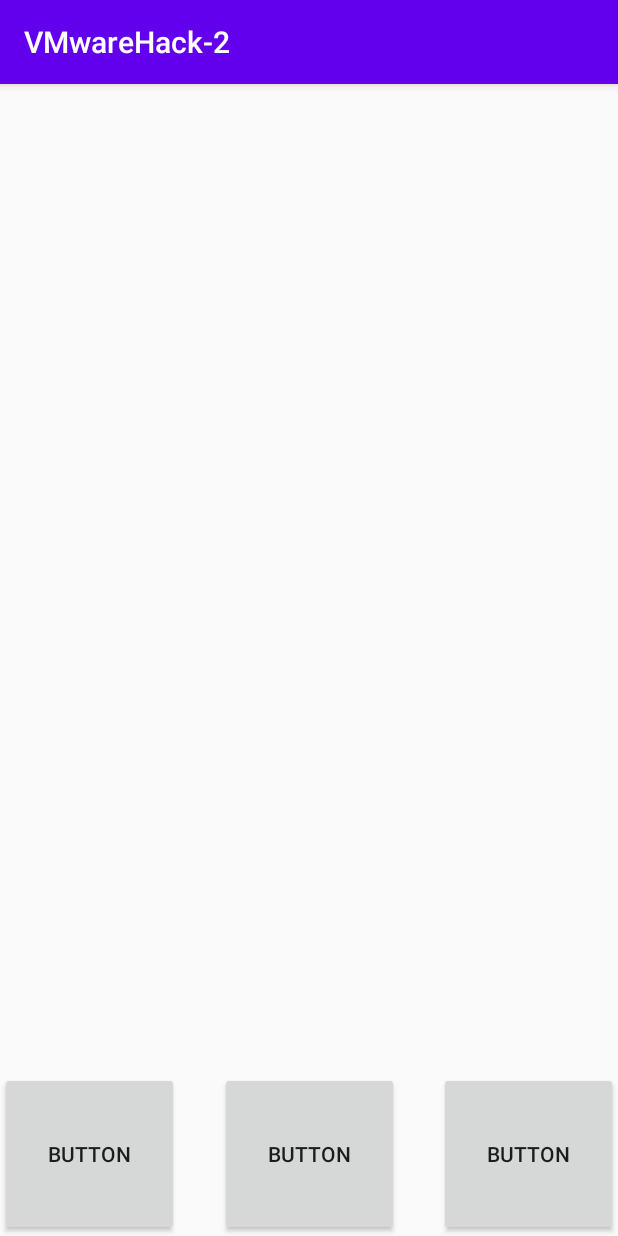
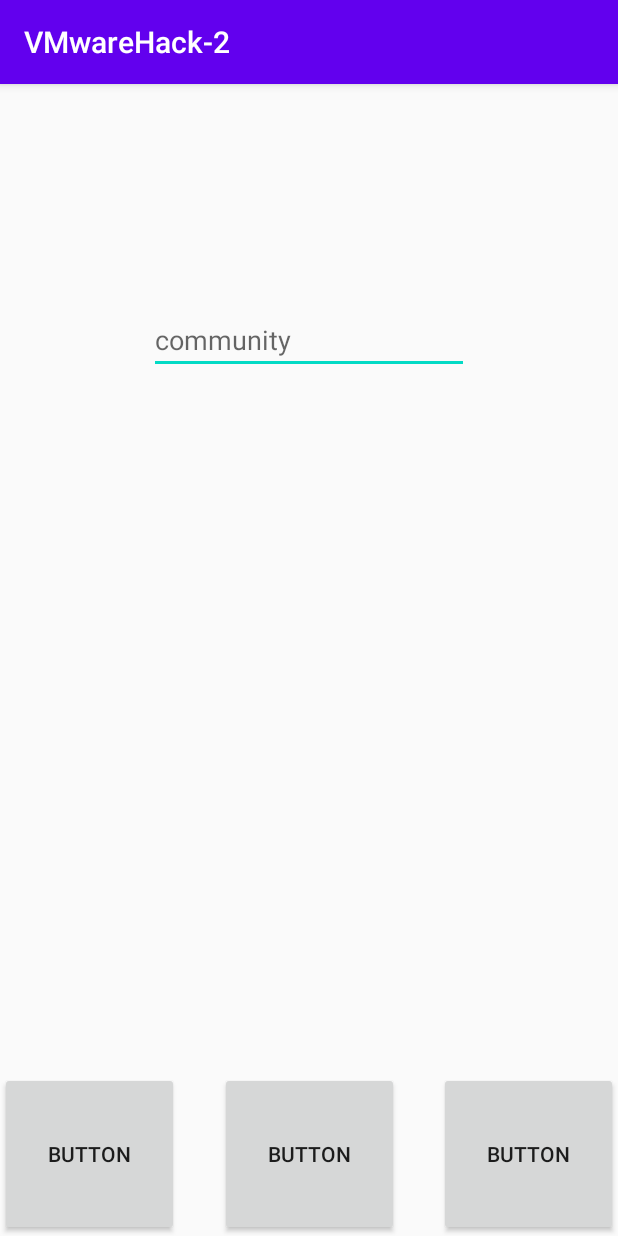
Before and after one commit to eileenchang/VMwareHack-2, an Android app: the Community screen opened directly, with no data from a screen before it, on a phone screen of 412 x 824 dp. Run offline under Robolectric (Android 15) with nearby library versions, the phone set to English and light mode, and no system bars.

Commit message:
maybe the community buttons are working

```diff
--- a/app/src/main/java/com/example/vmwarehack_2/Community.java
+++ b/app/src/main/java/com/example/vmwarehack_2/Community.java
@@ -2,7 +2,10 @@ package com.example.vmwarehack_2;
 
 import androidx.appcompat.app.AppCompatActivity;
 
+import android.content.Intent;
 import android.os.Bundle;
+import android.view.View;
+import android.widget.Button;
 
 public class Community extends AppCompatActivity {
 
@@ -10,5 +13,21 @@ public class Community extends AppCompatActivity {
     protected void onCreate(Bundle savedInstanceState) {
         super.onCreate(savedInstanceState);
         setContentView(R.layout.activity_community);
+
+        Button home = (Button) findViewById(R.id.home_button);
+        home.setOnClickListener(new View.OnClickListener() {
+            @Override
+            public void onClick(View view) {
+                startActivity(new Intent(Community.this, MainActivity.class));
+            }
+        });
+
+        Button character = (Button) findViewById(R.id.character_button);
+        character.setOnClickListener(new View.OnClickListener() {
+            @Override
+            public void onClick(View view) {
+                startActivity(new Intent(Community.this, Character.class));
+            }
+        });
     }
 }
--- a/app/src/main/res/layout/activity_community.xml
+++ b/app/src/main/res/layout/activity_community.xml
@@ -7,7 +7,7 @@
     tools:context=".Community">
 
     <Button
-        android:id="@+id/button4"
+        android:id="@+id/home_button"
         android:layout_width="119dp"
         android:layout_height="109dp"
         android:layout_marginTop="621dp"
@@ -19,7 +19,7 @@
         app:layout_constraintVertical_bias="1.0" />
 
     <Button
-        android:id="@+id/button2"
+        android:id="@+id/character_button"
         android:layout_width="119dp"
         android:layout_height="109dp"
         android:layout_marginTop="621dp"
@@ -39,4 +39,16 @@
         app:layout_constraintEnd_toEndOf="parent"
         app:layout_constraintTop_toTopOf="parent"
         app:layout_constraintVertical_bias="1.0" />
+
+    <EditText
+        android:id="@+id/editTextTextPersonName"
+        android:layout_width="wrap_content"
+        android:layout_height="wrap_content"
+        android:layout_marginBottom="465dp"
+        android:ems="10"
+        android:hint="@string/community"
+        android:inputType="textPersonName"
+        app:layout_constraintBottom_toTopOf="@+id/home_button"
+        app:layout_constraintEnd_toEndOf="parent"
+        app:layout_constraintStart_toStartOf="parent" />
 </androidx.constraintlayout.widget.ConstraintLayout>
--- a/app/src/main/res/layout/activity_quests.xml
+++ b/app/src/main/res/layout/activity_quests.xml
@@ -7,7 +7,7 @@
     tools:context=".Quests">
 
     <Button
-        android:id="@+id/button2"
+        android:id="@+id/character_button"
         android:layout_width="128dp"
         android:layout_height="56dp"
         android:text="Button"
--- a/app/src/main/res/values/strings.xml
+++ b/app/src/main/res/values/strings.xml
@@ -1,4 +1,5 @@
 <resources>
     <string name="app_name">VMwareHack-2</string>
     <string name="quests">quests</string>
+    <string name="community">community</string>
 </resources>
```
